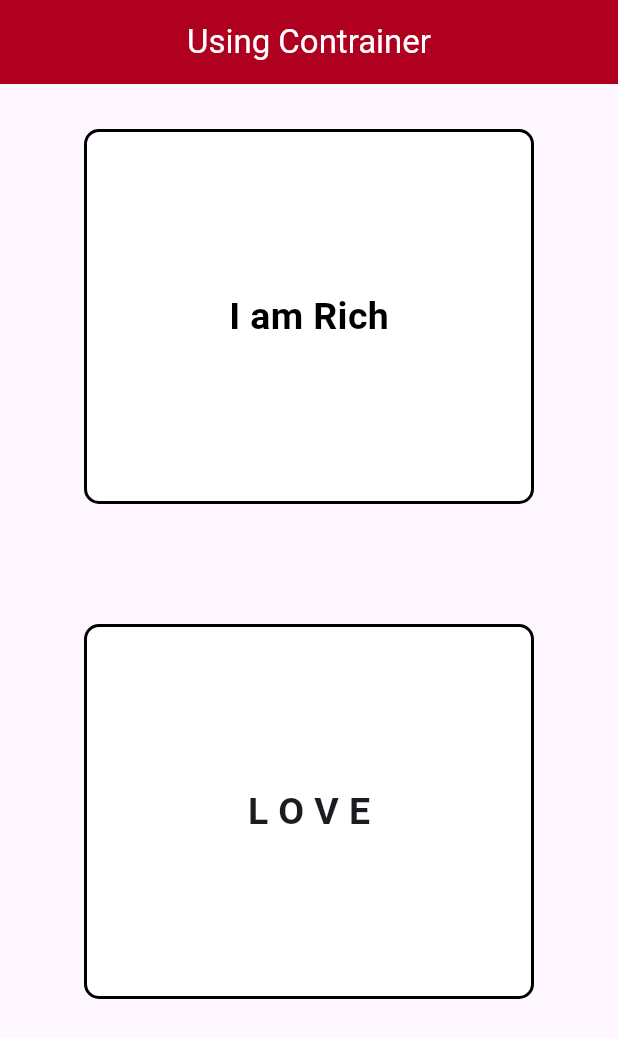
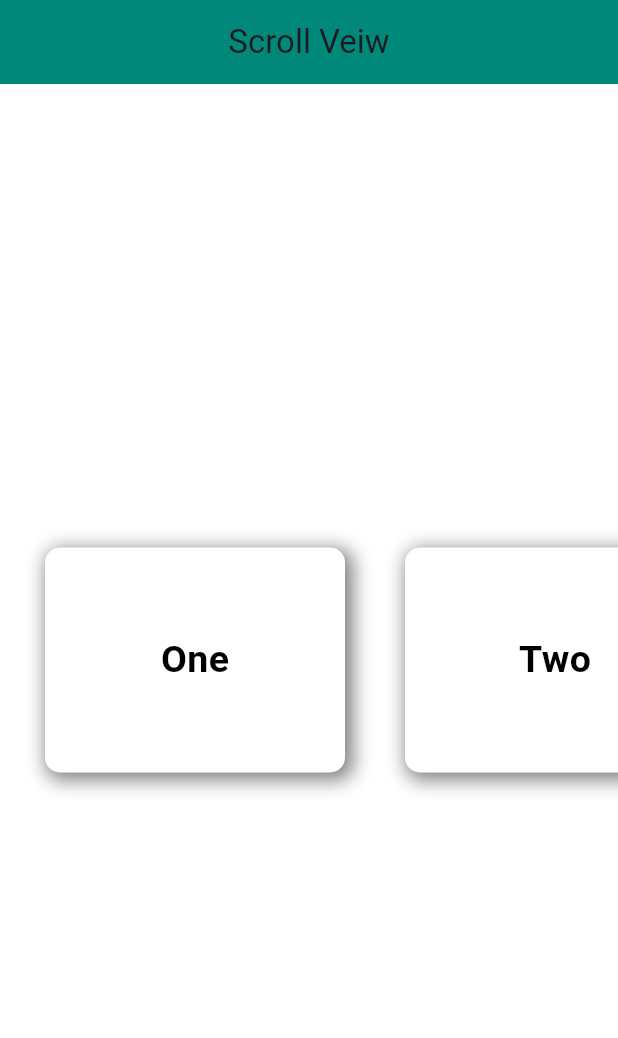
Before and after one commit to Parawee921/flutter_ex, a Flutter app: the screen it shows after launch, on a phone screen of 412 x 824 dp. Shown: the top 1038 px of the screen. Run offline on Flutter 3.47's test engine with Material 3 defaults, Android fonts, the phone set to English and light mode, and no system bars.

Commit message:
third commit

```diff
--- a/flutter_application_1/lib/main.dart
+++ b/flutter_application_1/lib/main.dart
@@ -1,5 +1,6 @@
 import 'package:flutter/material.dart';
-import 'package:flutter_application_1/my_contrainer.dart';
+//import 'package:flutter_application_1/my_contrainer.dart';
+import 'package:flutter_application_1/my_scroll.dart';
 
 void main() {
   runApp(const MainApp());
@@ -13,7 +14,7 @@ class MainApp extends StatelessWidget {
     return const MaterialApp(
       debugShowCheckedModeBanner: false,
       title: 'My Flutter Simple',
-      home: MyContrainer()
+      home: MyScrollView()
     );
   }
 }
--- a/flutter_application_1/lib/my_contrainer.dart
+++ b/flutter_application_1/lib/my_contrainer.dart
@@ -6,6 +6,7 @@ class MyContrainer extends StatelessWidget {
   @override
   Widget build(BuildContext context) {
     return Scaffold(
+      backgroundColor: Colors.white,
       appBar: AppBar(
         title: const Text(
           'Using Contrainer',
@@ -31,11 +32,19 @@ class MyContrainer extends StatelessWidget {
     decoration: BoxDecoration(
       color: Colors.white,
       border: Border.all(
-        color: Colors.black,
+        color: Colors.white,
         width: 2
       ),
       shape: BoxShape.rectangle,
-      borderRadius: const BorderRadius.all(Radius.elliptical(10, 10))
+      borderRadius: const BorderRadius.all(Radius.elliptical(10, 10)),
+      boxShadow: [
+        BoxShadow(
+          color: Colors.black.withOpacity(0.5),
+          spreadRadius: 2,
+          blurRadius: 10,
+          offset: const Offset(3, 3)
+        )
+      ]
     ),
     //color: Colors.black87,
     child: const Center(
@@ -50,15 +59,23 @@ class MyContrainer extends StatelessWidget {
         decoration: BoxDecoration(
       color: Colors.white,
       border: Border.all(
-        color: Colors.black,
+        color: Colors.white,
         width: 2
       ),
       shape: BoxShape.rectangle,
-      borderRadius: const BorderRadius.all(Radius.elliptical(10, 10))
+      borderRadius: const BorderRadius.all(Radius.elliptical(10, 10)),
+      boxShadow: [
+        BoxShadow(
+          color: Colors.black.withOpacity(0.5),
+          spreadRadius: 2,
+          blurRadius: 10,
+          offset: const Offset(3, 3)
+        )
+      ]
     ),
         //color: Colors.white,
         child: const Center(
-        child:  Text('I am Rich',style: TextStyle(color: Colors.black,fontWeight: FontWeight.bold,fontSize: 25),
+        child:  Text('I am Rich',style: TextStyle(color: Colors.black,fontWeight: FontWeight.bold,fontSize: 40),
         )
       ),
   );
--- /dev/null
+++ b/flutter_application_1/lib/my_scroll.dart
@@ -0,0 +1,69 @@
+import 'package:flutter/material.dart';
+
+class MyScrollView extends StatelessWidget {
+  const MyScrollView({super.key});
+
+  @override
+  Widget build(BuildContext context) {
+    return Scaffold(
+      backgroundColor: Colors.white,
+      appBar: AppBar(
+        backgroundColor:const Color(0xFF00897B) ,
+        title: const Text('Scroll Veiw'),
+        centerTitle: true,
+      ),
+      body:  SingleChildScrollView(
+        scrollDirection: Axis.horizontal,
+        padding:  const EdgeInsets.all(10),
+        child: Center(
+            child: Row(
+          children: <Widget>[
+              boxContainer('One'),
+              boxContainer('Two'),
+              boxContainer('Three'),
+              boxContainer('Four'),
+              boxContainer('Fight'),
+              boxContainer('I'),
+              boxContainer('Love'),
+              boxContainer('Cat'),
+              boxContainer('Very'),
+              boxContainer('much'),
+              Icon(Icons.cloudy_snowing,size: 50,),
+              Icon(Icons.catching_pokemon,size: 50,),
+              Icon(Icons.nature_people,size: 50,),
+              Icon(Icons.backpack,size: 50,),
+              Icon(Icons.snowboarding,size: 50,),
+              Icon(Icons.motorcycle,size: 50,),
+          ]
+        )),
+      ),
+    );
+  }
+  Widget boxContainer(String txt) => Container(
+    width: 200,
+    height: 150,
+    //color: Colors.white,
+    margin: const EdgeInsets.all(20),
+    alignment: Alignment.center,
+    decoration: BoxDecoration(
+      color: Colors.white,
+      border: Border.all(
+        color: Colors.white,
+        width: 2
+      ),
+      shape: BoxShape.rectangle,
+      borderRadius: const BorderRadius.all(Radius.elliptical(10, 10)),
+      boxShadow: [
+        BoxShadow(
+          color: Colors.black.withOpacity(0.5),
+          spreadRadius: 2,
+          blurRadius: 10,
+          offset: const Offset(3, 3)
+        )
+      ]
+    ),
+        //color: Colors.white,
+        child:  Text(txt,style: const TextStyle(color: Colors.black,fontWeight: FontWeight.bold,fontSize: 25),
+        )
+  );
+}
```
